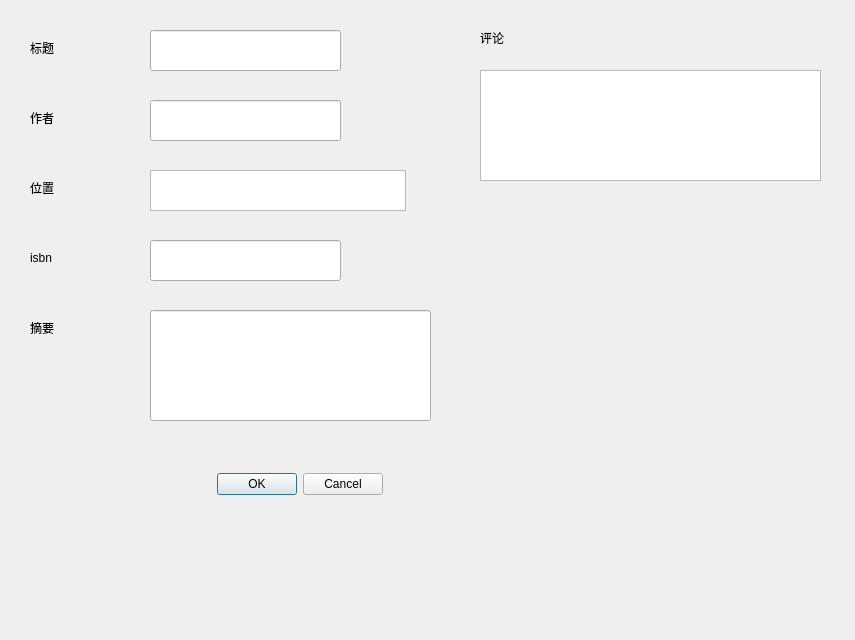
Old version of the form qt try/ui_outline/bookfromuserpage.ui in the repository GhostofAdam/LibraryManagement.
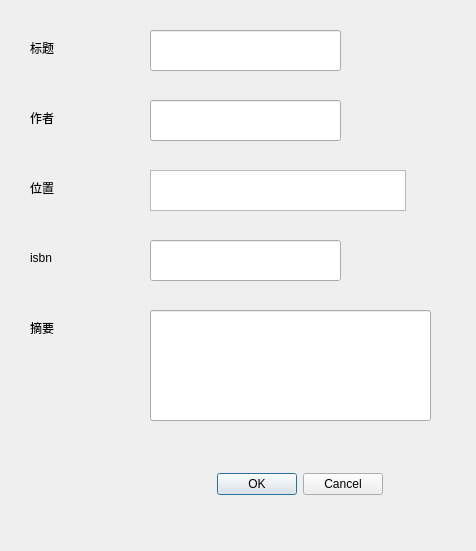
New version of the form.

The edit to the form file:
```diff
--- a/qt try/ui_outline/bookfromuserpage.ui
+++ b/qt try/ui_outline/bookfromuserpage.ui
@@ -6,8 +6,8 @@
    <rect>
     <x>0</x>
     <y>0</y>
-    <width>855</width>
-    <height>640</height>
+    <width>476</width>
+    <height>551</height>
    </rect>
   </property>
   <property name="windowTitle">
@@ -128,29 +128,6 @@
     </rect>
    </property>
   </widget>
-  <widget class="QTextEdit" name="textEdit">
-   <property name="geometry">
-    <rect>
-     <x>480</x>
-     <y>70</y>
-     <width>341</width>
-     <height>111</height>
-    </rect>
-   </property>
-  </widget>
-  <widget class="QLabel" name="label_6">
-   <property name="geometry">
-    <rect>
-     <x>480</x>
-     <y>30</y>
-     <width>72</width>
-     <height>15</height>
-    </rect>
-   </property>
-   <property name="text">
-    <string>评论</string>
-   </property>
-  </widget>
   <widget class="QDialogButtonBox" name="buttonBox">
    <property name="geometry">
     <rect>
```
